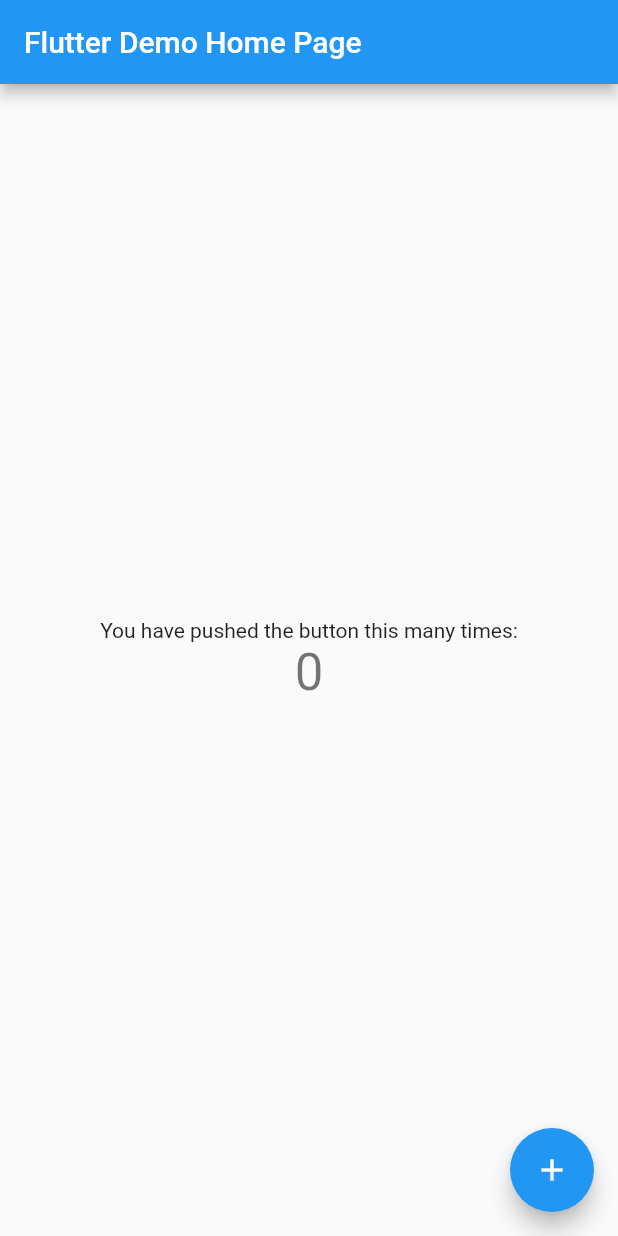
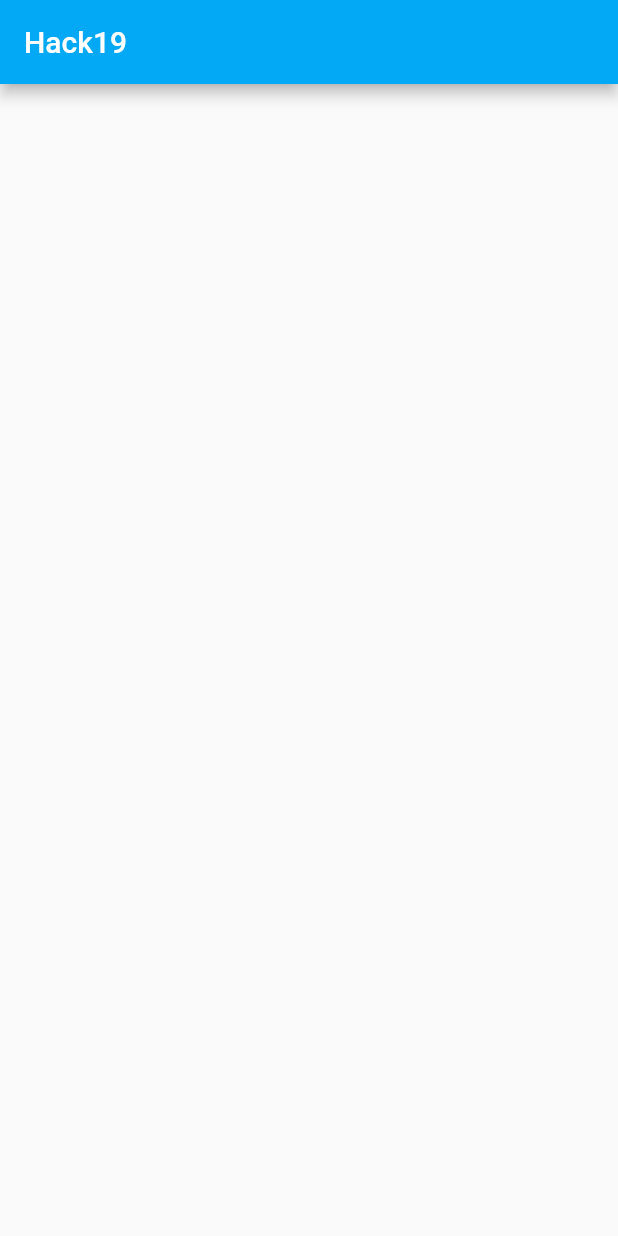
Before and after one commit to CharlesHopman/FlutterHack19, a Flutter app: the screen it shows after launch, on a phone screen of 412 x 824 dp. Run offline on Flutter 3.47's test engine with Material 2 defaults, Android fonts, the phone set to English and light mode, and no system bars.

Commit message:
homepage init

```diff
--- /dev/null
+++ b/flutter_community19/lib/home.dart
@@ -0,0 +1,25 @@
+import 'package:flutter/material.dart';
+
+class Home extends StatefulWidget {
+  @override
+  _HomeState createState() => _HomeState();
+}
+
+class _HomeState extends State<Home> {
+  @override
+  Widget build(BuildContext context) {
+    return new Scaffold(
+        appBar: new AppBar(
+          title: new Text("Hack19"),
+
+        ),
+        body: new SingleChildScrollView(
+          child: new Container(
+
+
+
+            ),
+          ),
+        );
+  }
+}
--- a/flutter_community19/lib/main.dart
+++ b/flutter_community19/lib/main.dart
@@ -1,111 +1,22 @@
 import 'package:flutter/material.dart';
+import 'package:flutter_community19/home.dart';
 
-void main() => runApp(MyApp());
+void main() {
+  runApp(new MyApp());
+}
 
 class MyApp extends StatelessWidget {
-  // This widget is the root of your application.
   @override
   Widget build(BuildContext context) {
-    return MaterialApp(
-      title: 'Flutter Demo',
-      theme: ThemeData(
-        // This is the theme of your application.
-        //
-        // Try running your application with "flutter run". You'll see the
-        // application has a blue toolbar. Then, without quitting the app, try
-        // changing the primarySwatch below to Colors.green and then invoke
-        // "hot reload" (press "r" in the console where you ran "flutter run",
-        // or simply save your changes to "hot reload" in a Flutter IDE).
-        // Notice that the counter didn't reset back to zero; the application
-        // is not restarted.
-        primarySwatch: Colors.blue,
-      ),
-      home: MyHomePage(title: 'Flutter Demo Home Page'),
+    return new MaterialApp(
+      theme: new ThemeData(
+          primaryColor: Colors.lightBlue,
+          primaryColorDark: const Color(0xFF167F67),
+          accentColor: const Color(0xFF167F67),
+          primaryTextTheme: TextTheme(title: TextStyle(color: Colors.white))),
+      debugShowCheckedModeBanner: false,
+      title: 'Hack19',
+      home: Home(),
     );
   }
 }
-
-class MyHomePage extends StatefulWidget {
-  MyHomePage({Key key, this.title}) : super(key: key);
-
-  // This widget is the home page of your application. It is stateful, meaning
-  // that it has a State object (defined below) that contains fields that affect
-  // how it looks.
-
-  // This class is the configuration for the state. It holds the values (in this
-  // case the title) provided by the parent (in this case the App widget) and
-  // used by the build method of the State. Fields in a Widget subclass are
-  // always marked "final".
-
-  final String title;
-
-  @override
-  _MyHomePageState createState() => _MyHomePageState();
-}
-
-class _MyHomePageState extends State<MyHomePage> {
-  int _counter = 0;
-
-  void _incrementCounter() {
-    setState(() {
-      // This call to setState tells the Flutter framework that something has
-      // changed in this State, which causes it to rerun the build method below
-      // so that the display can reflect the updated values. If we changed
-      // _counter without calling setState(), then the build method would not be
-      // called again, and so nothing would appear to happen.
-      _counter++;
-    });
-  }
-
-  @override
-  Widget build(BuildContext context) {
-    // This method is rerun every time setState is called, for instance as done
-    // by the _incrementCounter method above.
-    //
-    // The Flutter framework has been optimized to make rerunning build methods
-    // fast, so that you can just rebuild anything that needs updating rather
-    // than having to individually change instances of widgets.
-    return Scaffold(
-      appBar: AppBar(
-        // Here we take the value from the MyHomePage object that was created by
-        // the App.build method, and use it to set our appbar title.
-        title: Text(widget.title),
-      ),
-      body: Center(
-        // Center is a layout widget. It takes a single child and positions it
-        // in the middle of the parent.
-        child: Column(
-          // Column is also layout widget. It takes a list of children and
-          // arranges them vertically. By default, it sizes itself to fit its
-          // children horizontally, and tries to be as tall as its parent.
-          //
-          // Invoke "debug painting" (press "p" in the console, choose the
-          // "Toggle Debug Paint" action from the Flutter Inspector in Android
-          // Studio, or the "Toggle Debug Paint" command in Visual Studio Code)
-          // to see the wireframe for each widget.
-          //
-          // Column has various properties to control how it sizes itself and
-          // how it positions its children. Here we use mainAxisAlignment to
-          // center the children vertically; the main axis here is the vertical
-          // axis because Columns are vertical (the cross axis would be
-          // horizontal).
-          mainAxisAlignment: MainAxisAlignment.center,
-          children: <Widget>[
-            Text(
-              'You have pushed the button this many times:',
-            ),
-            Text(
-              '$_counter',
-              style: Theme.of(context).textTheme.display1,
-            ),
-          ],
-        ),
-      ),
-      floatingActionButton: FloatingActionButton(
-        onPressed: _incrementCounter,
-        tooltip: 'Increment',
-        child: Icon(Icons.add),
-      ), // This trailing comma makes auto-formatting nicer for build methods.
-    );
-  }
-}
```
